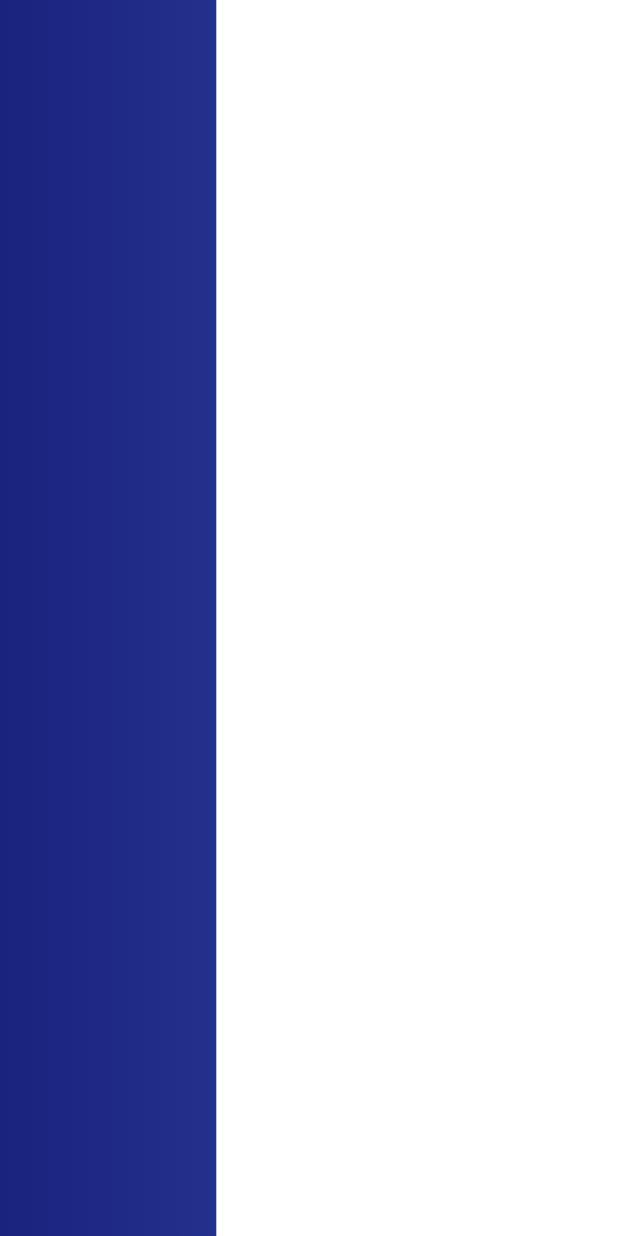
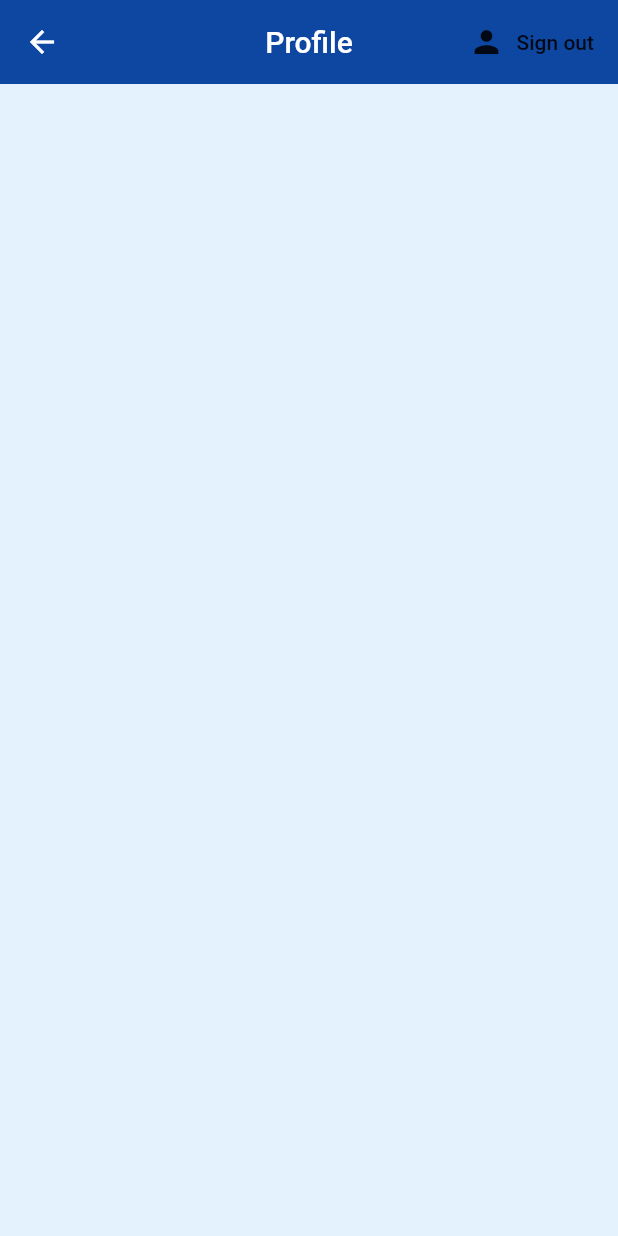
Before and after one commit to albertzoom11/HFAS_Cadets, a Flutter app: the Profile screen opened by its route, on a phone screen of 412 x 824 dp. Run offline on Flutter 3.47's test engine with Material 2 defaults, Android fonts, the phone set to English and light mode, and no system bars; our stand-ins replace cloud_firestore, firebase_auth, flutter_spinkit, google_sign_in, simple_animations; accounts and stored records are empty.

Commit message:
removed custom painter sidebar
drawer looks clean enough

```diff
--- a/hfas_cadets/lib/screens/home/profile.dart
+++ b/hfas_cadets/lib/screens/home/profile.dart
@@ -15,65 +15,27 @@ class _ProfileState extends State<Profile> {
     double sidebarSize = mediaQuery.width * 0.65;
 
     return Scaffold(
-      body: Container(
-        decoration: BoxDecoration(
-          gradient: LinearGradient(colors: [
-            Colors.indigo[900],
-            Colors.indigo[800],
-            Colors.blue[900],
-          ]),
-        ),
-        width: mediaQuery.width,
-        child: Stack(
-          children: <Widget>[
-            Center(
-              child: MaterialButton(
-                onPressed: () {},
-                color: Colors.white,
-                child: Text(
-                  'Hello World',
-                  style: TextStyle(color: Colors.black),
-                ),
-              ),
-            ),
-            SizedBox(
-              width: sidebarSize,
-              child: Stack(
-                children: <Widget>[
-                  CustomPaint(
-                    size: Size(sidebarSize, mediaQuery.height),
-                    painter: DrawerPainter(),
-                  ),
-                ],
-              ),
-            )
-          ],
-        ),
+      backgroundColor: Colors.blue[50],
+      appBar: AppBar(
+        title: Text('Profile'),
+        centerTitle: true,
+        backgroundColor: Colors.blue[900],
+        elevation: 0.0,
+        actions: <Widget>[
+          FlatButton.icon(
+            icon: Icon(Icons.person),
+            onPressed: () async {
+              dynamic result = await _auth.signOutGoogle();
+              if (result == null) {
+                print('sign out failed');
+              } else {
+                Navigator.pushNamedAndRemoveUntil(context, '/mainMenu', (route) => false);
+              }
+            },
+            label: Text('Sign out'),
+          ),
+        ],
       ),
     );
   }
 }
-
-class DrawerPainter extends CustomPainter{
-  @override
-  void paint(Canvas canvas, Size size) {
-    double startWidth = size.width * 0.35 / 0.65;
-
-    Paint paint = Paint()..color = Colors.white..style = PaintingStyle.fill;
-    Path path = Path();
-    path.moveTo(startWidth, 0);
-    path.lineTo(startWidth + 2 * size.width, 0);
-    path.lineTo(startWidth + 2 * size.width, size.height);
-    path.lineTo(startWidth, size.height);
-    path.close();
-
-    canvas.drawPath(path, paint);
-  }
-
-  @override
-  bool shouldRepaint(CustomPainter oldDelegate) {
-    // TODO: implement shouldRepaint
-    return true;
-  }
-
-}
```
